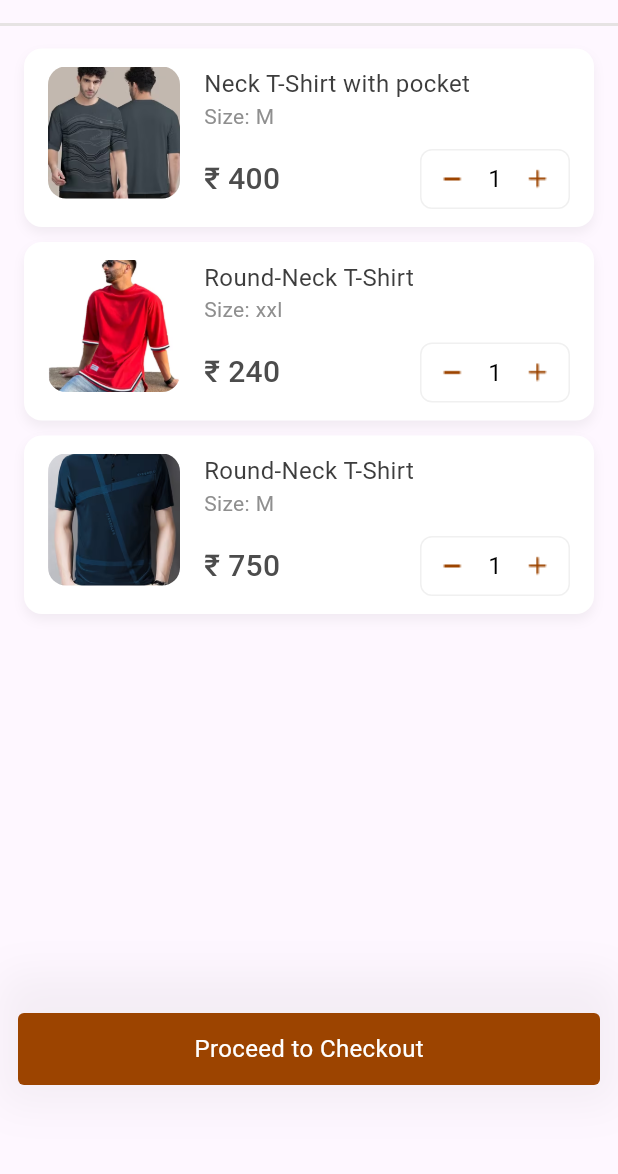
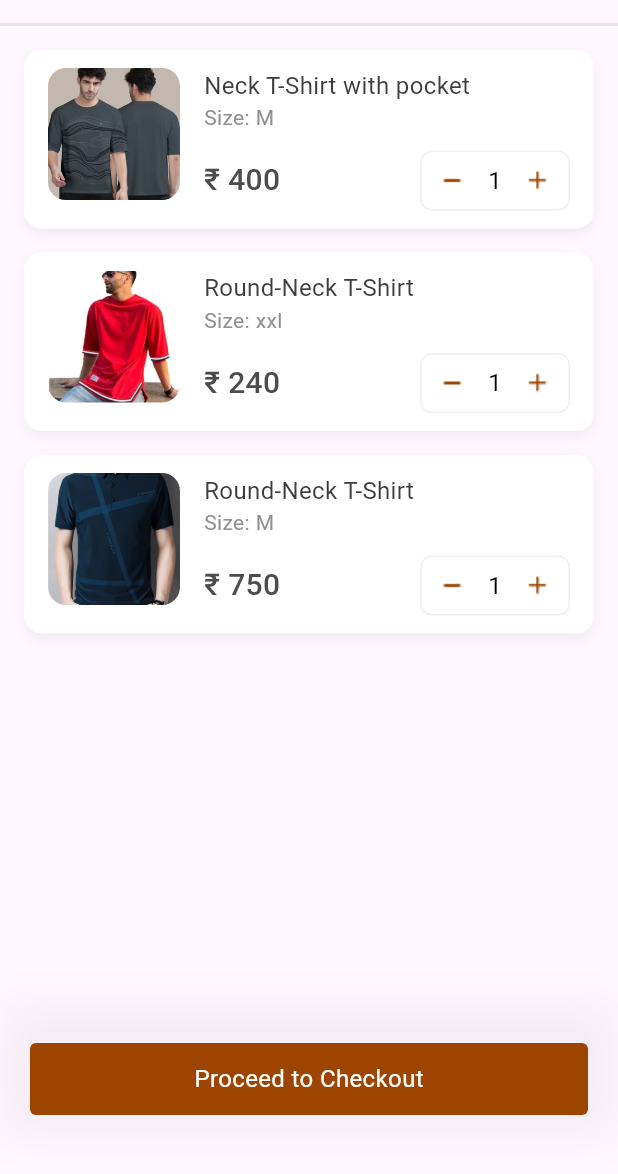
Before and after one commit to amruta123-dowell/flutter_shopping_app, a Flutter app: the CartScreen screen opened directly, on a phone screen of 412 x 824 dp, the part 61-1235 px from its top. Run offline on Flutter 3.47's test engine with Material 3 defaults, Android fonts, the phone set to English and light mode, and no system bars; drawn by our look-alikes of flutter_slidable; our stand-ins replace get.

Commit message:
modified height and padding

```diff
--- a/lib/controller/home_controller.dart
+++ b/lib/controller/home_controller.dart
@@ -14,9 +14,7 @@ class HomeController extends GetxController {
 
 //on click image - used to change the opacity of category image.
   selectedCategory(int index) {
-    int tempIndex = index;
-
-    if (selectedIndex != tempIndex) {
+    if (selectedIndex != index) {
       isSelectedCat = true;
     } else {
       isSelectedCat = !isSelectedCat;
--- a/lib/ui/cart_screen.dart
+++ b/lib/ui/cart_screen.dart
@@ -55,7 +55,8 @@ class CartScreen extends StatelessWidget {
             return Expanded(
               child: ListView.separated(
                 shrinkWrap: true,
-                padding: const EdgeInsets.symmetric(vertical: 15),
+                padding:
+                    const EdgeInsets.symmetric(vertical: 16, horizontal: 16),
                 itemCount: controller.getCartList.length,
                 itemBuilder: ((context, index) {
                   return CartItemWidget(
@@ -73,22 +74,21 @@ class CartScreen extends StatelessWidget {
                 }),
                 separatorBuilder: (BuildContext context, int index) {
                   return const SizedBox(
-                    height: 10,
+                    height: 16,
                   );
                 },
               ),
             );
           }),
-          InkWell(
-            onTap: () {},
-            child: Container(
+          Container(
             decoration: BoxDecoration(boxShadow: [
               BoxShadow(
                   color: const Color(0xFF000000).withOpacity(0.04),
                   blurRadius: 22,
                   offset: const Offset(0, -6)),
             ]),
-              padding: const EdgeInsets.symmetric(horizontal: 12, vertical: 20),
+            padding: const EdgeInsets.symmetric(horizontal: 20, vertical: 20),
+            child: InkWell(
               child: Container(
                 width: double.infinity,
                 height: 48,
@@ -108,7 +108,7 @@ class CartScreen extends StatelessWidget {
             ),
           ),
           const SizedBox(
-            height: 40,
+            height: 20,
           )
         ],
       ),
--- a/lib/ui/home_screen.dart
+++ b/lib/ui/home_screen.dart
@@ -72,11 +72,11 @@ class HomeScreen extends StatelessWidget {
                     ),
                   ),
                   const SizedBox(
-                    height: 30,
+                    height: 32,
                   ),
                   const Padding(
                     padding: EdgeInsets.symmetric(
-                      horizontal: 24,
+                      horizontal: 20,
                     ),
                     child: Row(
                       children: [
--- a/lib/widgets/cart_item_widget.dart
+++ b/lib/widgets/cart_item_widget.dart
@@ -17,9 +17,7 @@ class CartItemWidget extends StatelessWidget {
 
   @override
   Widget build(BuildContext context) {
-    return Container(
-      margin: const EdgeInsets.symmetric(horizontal: 16),
-      child: Slidable(
+    return Slidable(
         key: UniqueKey(),
         endActionPane: ActionPane(
             motion: const ScrollMotion(),
@@ -109,8 +107,10 @@ class CartItemWidget extends StatelessWidget {
                               horizontal: 2, vertical: 4),
                           decoration: BoxDecoration(
                               borderRadius: BorderRadius.circular(8),
-                                border:
-                                    Border.all(color: const Color(0XFFF0F0F0))),
+                              border: Border.all(
+                                color: const Color(0XFFF0F0F0),
+                                width: 1,
+                              )),
                           child: Row(
                             mainAxisAlignment: MainAxisAlignment.spaceAround,
                             crossAxisAlignment: CrossAxisAlignment.center,
@@ -160,7 +160,6 @@ class CartItemWidget extends StatelessWidget {
               ),
             ],
           ),
-          )),
-    );
+        ));
   }
 }
--- a/lib/widgets/catagory_selection_widget.dart
+++ b/lib/widgets/catagory_selection_widget.dart
@@ -33,7 +33,7 @@ class CategorySelectionWidget extends StatelessWidget {
                       categoryType: "Women"),
                 ),
                 const SizedBox(
-                  height: 8,
+                  height: 4,
                 ),
                 InkWell(
                   onTap: () {
--- a/lib/widgets/kids_cat_widget.dart
+++ b/lib/widgets/kids_cat_widget.dart
@@ -24,7 +24,6 @@ class KidsCatWidget extends StatelessWidget {
           mainAxisSpacing: 12,
           crossAxisSpacing: 12,
           childAspectRatio: 1.2,
-          scrollDirection: Axis.vertical,
           children: kidImageList.map((String value) {
             return Container(
                 decoration:
@@ -34,7 +33,6 @@ class KidsCatWidget extends StatelessWidget {
                   child: Image.asset(
                     value,
                     fit: BoxFit.fill,
-                    height: 25,
                   ),
                 ));
           }).toList(),
```
Lines whose indentation alone changed are shown as unchanged.
